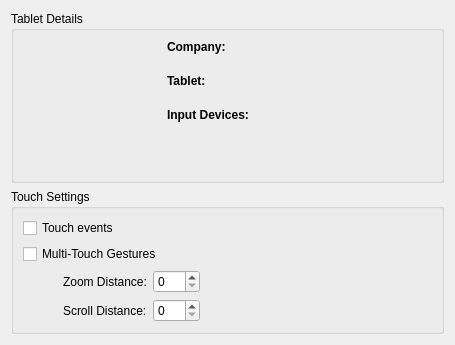
Qt form src/kcmodule/generalwidget.ui (KDE/wacomtablet) before a commit.
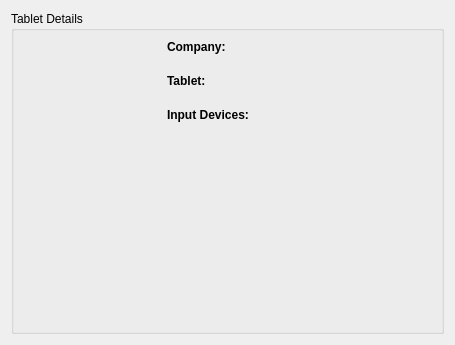
The same form after that commit. Custom widgets are drawn as their Qt base class.

Commit message: create extra tab page for the touch features

What changed in the file:
```diff
--- a/src/kcmodule/generalwidget.ui
+++ b/src/kcmodule/generalwidget.ui
@@ -148,118 +148,8 @@
      </layout>
     </widget>
    </item>
-   <item>
-    <widget class="QGroupBox" name="touchGroupBox">
-     <property name="title">
-      <string>Touch Settings</string>
-     </property>
-     <layout class="QVBoxLayout" name="verticalLayout">
-      <item>
-       <widget class="QCheckBox" name="touchEventsCheckBox">
-        <property name="toolTip">
-         <string>Turns on/off Touch events (default is enable/on).</string>
-        </property>
-        <property name="text">
-         <string>Touch events</string>
-        </property>
-       </widget>
-      </item>
-      <item>
-       <widget class="QCheckBox" name="gesturesCheckBox">
-        <property name="toolTip">
-         <string>Turns on/off multi-touch gesture events (default is enable/on). </string>
-        </property>
-        <property name="text">
-         <string>Multi-Touch Gestures</string>
-        </property>
-       </widget>
-      </item>
-      <item>
-       <layout class="QHBoxLayout" name="horizontalLayout_3">
-        <item>
-         <spacer name="horizontalSpacer">
-          <property name="orientation">
-           <enum>Qt::Horizontal</enum>
-          </property>
-          <property name="sizeType">
-           <enum>QSizePolicy::Fixed</enum>
-          </property>
-          <property name="sizeHint" stdset="0">
-           <size>
-            <width>40</width>
-            <height>20</height>
-           </size>
-          </property>
-         </spacer>
-        </item>
-        <item>
-         <layout class="QFormLayout" name="formLayout_2">
-          <property name="fieldGrowthPolicy">
-           <enum>QFormLayout::ExpandingFieldsGrow</enum>
-          </property>
-          <item row="1" column="0">
-           <widget class="QLabel" name="label_2">
-            <property name="toolTip">
-             <string>Minimum motion before sending a scroll gesture (default is 20).</string>
-            </property>
-            <property name="text">
-             <string>Scroll Distance:</string>
-            </property>
-           </widget>
-          </item>
-          <item row="1" column="1">
-           <widget class="KIntSpinBox" name="scrollDistanceBox">
-            <property name="maximum">
-             <number>200</number>
-            </property>
-           </widget>
-          </item>
-          <item row="0" column="0">
-           <widget class="QLabel" name="label">
-            <property name="toolTip">
-             <string>Minimum distance for a zoom gesture (default is 50).</string>
-            </property>
-            <property name="text">
-             <string>Zoom Distance:</string>
-            </property>
-           </widget>
-          </item>
-          <item row="0" column="1">
-           <widget class="KIntSpinBox" name="zoomDistanceBox">
-            <property name="maximum">
-             <number>200</number>
-            </property>
-           </widget>
-          </item>
-         </layout>
-        </item>
-        <item>
-         <spacer name="horizontalSpacer_2">
-          <property name="orientation">
-           <enum>Qt::Horizontal</enum>
-          </property>
-          <property name="sizeHint" stdset="0">
-           <size>
-            <width>40</width>
-            <height>20</height>
-           </size>
-          </property>
-         </spacer>
-        </item>
-       </layout>
-      </item>
-     </layout>
-    </widget>
-   </item>
   </layout>
  </widget>
- <customwidgets>
-  <customwidget>
-   <class>KIntSpinBox</class>
-   <extends>QSpinBox</extends>
-   <header>knuminput.h</header>
-  </customwidget>
- </customwidgets>
  <resources/>
  <connections>
   <connection>
```
Left out of the diff: 67 changed lines with no effect on the pictures. The commit also changes 7 other files.
